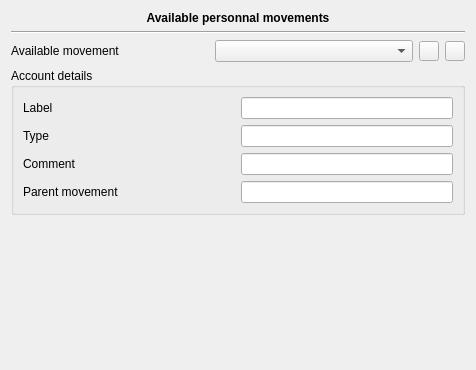
Before: the Qt Designer form plugins/accountplugin/preferences/availablemovementpage.ui in FreeHealth/freehealth, drawn with Qt 5.
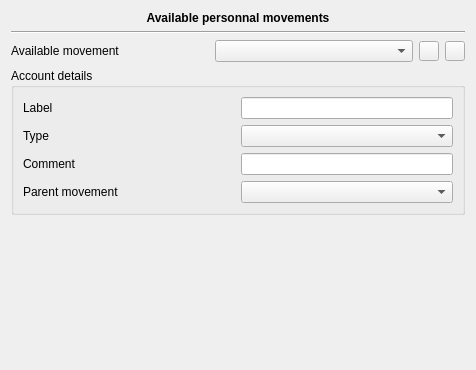
After: the same form once the commit is applied.

Commit message: freeaccount : availables movements

The edit to the form file:
```diff
--- a/plugins/accountplugin/preferences/availablemovementpage.ui
+++ b/plugins/accountplugin/preferences/availablemovementpage.ui
@@ -49,9 +49,6 @@
         </property>
        </widget>
       </item>
-      <item row="1" column="2" colspan="2">
-       <widget class="QLineEdit" name="type"/>
-      </item>
       <item row="2" column="0" colspan="2">
        <widget class="QLabel" name="label_4">
         <property name="text">
@@ -79,8 +76,11 @@
         </property>
        </widget>
       </item>
+      <item row="1" column="2" colspan="2">
+       <widget class="QComboBox" name="typeComboBox"/>
+      </item>
       <item row="3" column="2" colspan="2">
-       <widget class="QLineEdit" name="parent"/>
+       <widget class="QComboBox" name="parentComboBox"/>
       </item>
      </layout>
     </widget>
```
Left out of the diff: 117 changed lines with no effect on the pictures. The commit also changes 1 other file.
